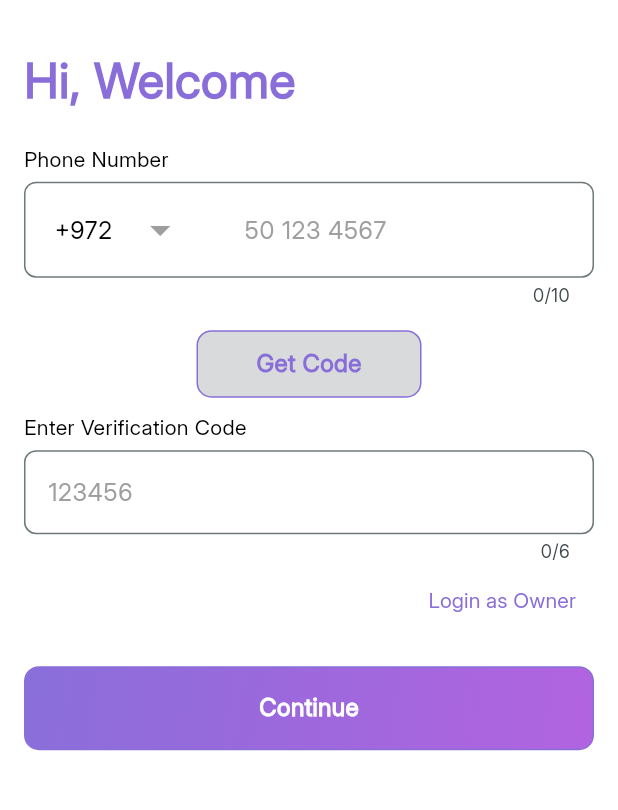
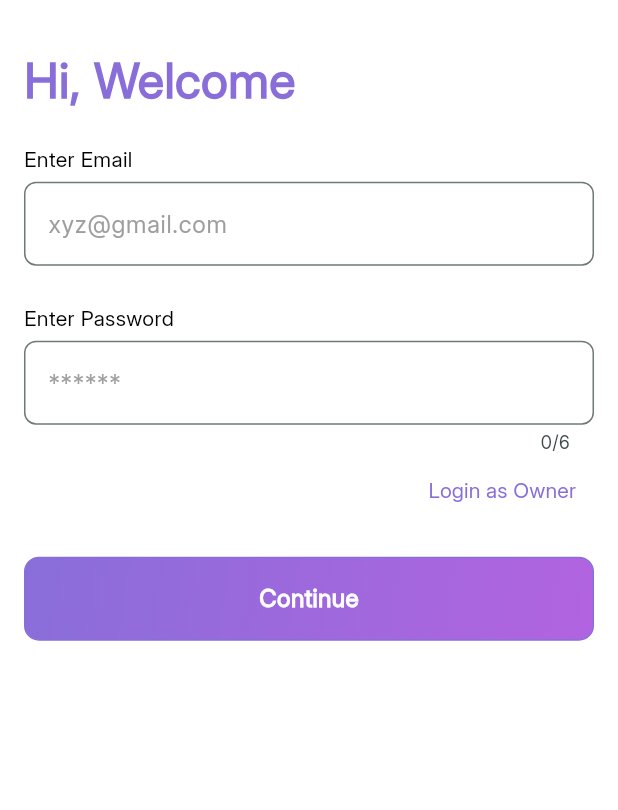
Before and after one commit to Naveed-kaimkhani/salon_fyp, a Flutter app: the screen it shows after launch, on a phone screen of 412 x 824 dp, the part 265-1075 px from its top. Run offline on Flutter 3.47's test engine with Material 3 defaults, Android fonts, the phone set to English and light mode, and no system bars; drawn by our look-alikes of country_code_picker; our stand-ins replace another_flushbar, cached_network_image, cloud_firestore, device_preview, dotted_border, easy_date_timeline and 15 more; missing offline and left inert: add_2_calendar; accounts and stored records are empty.

Commit message:
user_module

```diff
--- a/lib/view/user_log_in_screen.dart
+++ b/lib/view/user_log_in_screen.dart
@@ -8,26 +8,49 @@ import 'package:hair_salon/constants/constants.dart';
 import 'package:hair_salon/repository/auth_api/firebase_auth_repository.dart';
 
 class UserLogInScreen extends StatelessWidget {
-  final TextEditingController phoneController = TextEditingController();
-  final TextEditingController pinController = TextEditingController();
+  final TextEditingController emailController = TextEditingController();
+  final TextEditingController passwordController = TextEditingController();
   final RxBool verifyCode = false.obs;
   final FirebaseAuthRepository authService = FirebaseAuthRepository();
   final isVerifying = false.obs;
+/// Validates the form and creates the user profile
+  void validateAndSignUp() {
+    //validate all other fields
 
-  bool isValidPhoneNumber(String phoneNumber) {
-    if (phoneNumber.isEmpty) {
-      Get.snackbar('error'.tr, 'phone_empty'.tr);
-      return false;
+    if (emailController.text.isEmpty) {
+      Get.snackbar('error'.tr, 'email_empty'.tr);
+      return;
     }
-    if (!RegExp(r'^[0-9]+$').hasMatch(phoneNumber)) {
-      Get.snackbar('error'.tr, 'phone_invalid'.tr);
-      return false;
+    if (passwordController.text.isEmpty) {
+      Get.snackbar('error'.tr, 'password_empty'.tr);
+      return;
     }
-    if (phoneNumber.length < 10) {
-      Get.snackbar('error'.tr, 'phone_short'.tr);
-      return false;
+
+      _loginWithEmailPassword();
+
+      // Navigate to home screen after successful creation
+
+  }
+  Future<void> _loginWithEmailPassword() async {
+    final email = emailController.text.trim();
+    final password = passwordController.text.trim();
+    isLoading.value = true;
+
+    if (email.isEmpty || password.isEmpty) {
+      isLoading.value = false;
+      Get.snackbar("error".tr, 'enter_email_and_password'.tr);
+      return;
     }
-    return true;
+
+    final user = await authRepository
+        .loginWithEmailPass(email, password, context);
+    isLoading.value = false;
+
+    if (user != null) {
+      Get.offAllNamed(RouteName.adminBottomNavBar);
+    } else {
+      isLoading.value = false;
+    }
   }
 
   @override
@@ -56,40 +79,40 @@ class UserLogInScreen extends StatelessWidget {
                 ),
                 const Gap(20),
                 CustomTextField(
-                  label: "phone_number".tr,
-                  hint: "50 123 4567",
-                  controller: phoneController,
-                  isPhoneNumber: true,
-                  maxLength: 10,
-                  keyboardType: TextInputType.number,
-                  inputFormatters: [FilteringTextInputFormatter.digitsOnly],
+                  label: "Enter Email".tr,
+                  hint: "xyz@gmail.com",
+                  controller: emailController,
+                  // isPhoneNumber: true,
+                  // maxLength: 10,
+                  // keyboardType: TextInputType.number,
+                  // inputFormatters: [FilteringTextInputFormatter.digitsOnly],
                 ),
                 const Gap(15),
-                Center(
-                  child: Obx(() {
-                    return CustomGradientButton(
-                      text: "get_code".tr,
-                      height: 45,
-                      width: 150,
-                      isLoading: isVerifying.value.obs,
-                      onTap: () async {
-                        final phoneNumber = phoneController.text;
-                        if (isValidPhoneNumber(phoneNumber)) {
-                          isVerifying.value = true;
-                          await authService.sendVerificationCode(phoneNumber,context);
-                          isVerifying.value = false;
-                        }
-                      },
-                      isShowGradient: false,
-                    );
-                  }),
-                ),
+                // Center(
+                //   child: Obx(() {
+                //     return CustomGradientButton(
+                //       text: "get_code".tr,
+                //       height: 45,
+                //       width: 150,
+                //       isLoading: isVerifying.value.obs,
+                //       onTap: () async {
+                //         final phoneNumber = emailController.text;
+                //         if (isValidPhoneNumber(phoneNumber)) {
+                //           isVerifying.value = true;
+                //           await authService.sendVerificationCode(phoneNumber,context);
+                //           isVerifying.value = false;
+                //         }
+                //       },
+                //       isShowGradient: false,
+                //     );
+                //   }),
+                // ),
                 const Gap(10),
                 CustomTextField(
-                  label: "enter_verification_code".tr,
-                  hint: "123456",
+                  label: "Enter Password".tr,
+                  hint: "******",
                   maxLength: 6,
-                  controller: pinController,
+                  controller: passwordController,
                   keyboardType: TextInputType.number,
                   inputFormatters: [FilteringTextInputFormatter.digitsOnly],
                 ),
@@ -111,13 +134,13 @@ class UserLogInScreen extends StatelessWidget {
                     text: "continue".tr,
                     isLoading: verifyCode.value.obs,
                     onTap: () async {
-                      final phoneNumber = phoneController.text;
+                      final phoneNumber = emailController.text;
 
                       // Validate phone number
                       if (!isValidPhoneNumber(phoneNumber)) return;
 
                       // Check if verification code is entered
-                      if (pinController.text.isEmpty) {
+                      if (passwordController.text.isEmpty) {
                         Get.snackbar('error'.tr, 'verification_code_empty'.tr);
                         return;
                       }
@@ -128,8 +151,8 @@ class UserLogInScreen extends StatelessWidget {
                       try {
                         // Verify code
                         await authService.verifyCode(
-                          pinController.text,
-                          phoneController.text,
+                          passwordController.text,
+                          emailController.text,
                         );
                       } catch (e) {
                         // Handle errors
```
